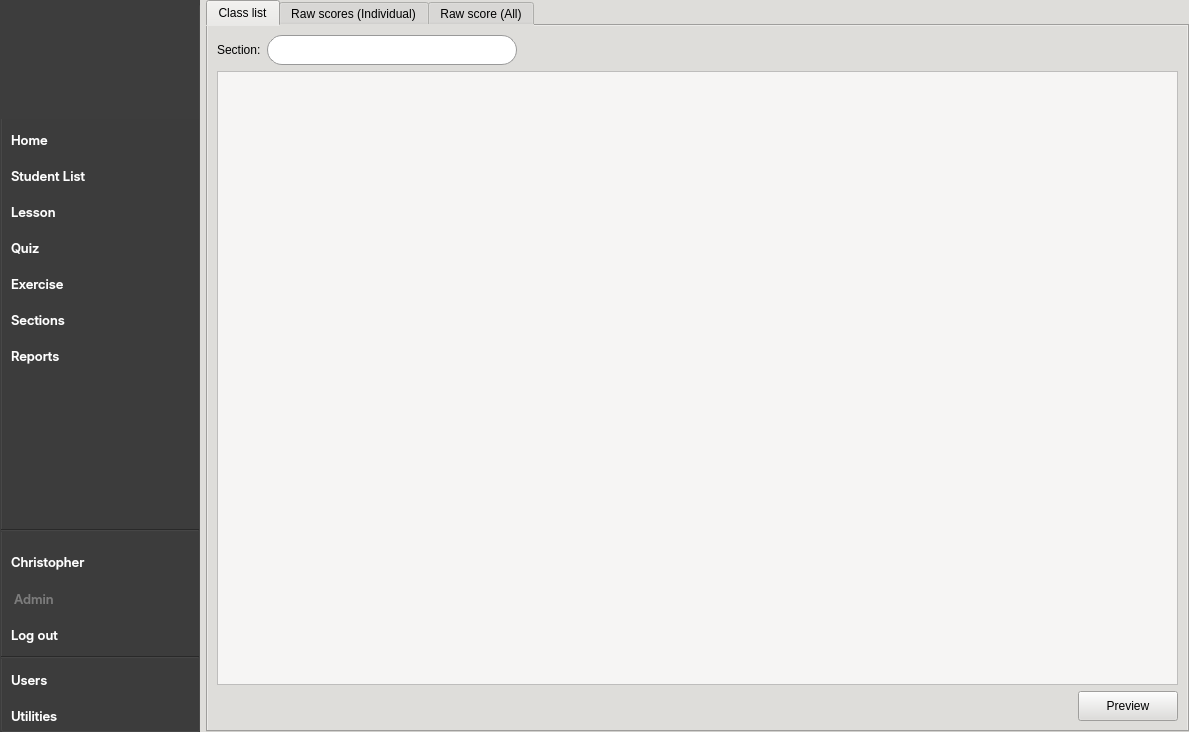
The window that CAI_PyQt/CAI_Admin/UI/FormHome.ui (CPG19040/CPG19040) describes before a commit, drawn with Qt 5.
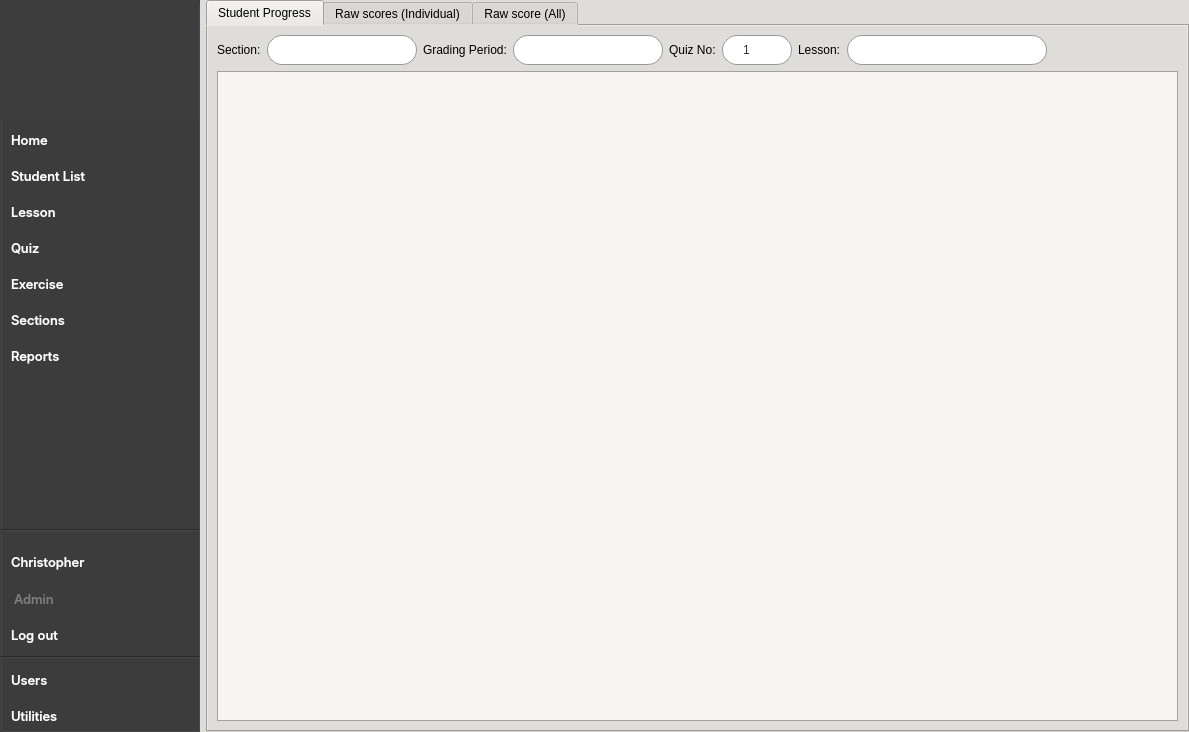
The same window after the commit. The open tabs and pages were chosen to show the change. Icons and pictures are not drawn.

The edit to the form file:
```diff
--- a/CAI_PyQt/CAI_Admin/UI/FormHome.ui
+++ b/CAI_PyQt/CAI_Admin/UI/FormHome.ui
@@ -5940,12 +5940,106 @@
            <number>0</number>
           </property>
           <widget class="QWidget" name="tab_1">
+           <property name="styleSheet">
+            <string notr="true">QTableView {
+    border: 1px solid rgb(161, 161, 161);
+    gridline-color: #f0f0f0;
+    background-color: white;
+    selection-background-color: rgba(38, 162, 105, 0.2);
+    selection-color: black;
+    outline: none;
+}
+
+/* Remove the row numbers (Vertical Header) */
+QHeaderView:vertical {
+    width: 0px;
+}
+
+QHeaderView::section:vertical {
+    width: 0px;
+    border: none;
+}
+
+/* Style the top horizontal header */
+QHeaderView::section:horizontal {
+    background-color: rgb(246, 245, 244);  
+    color: black;
+    padding: 6px;
+    font-weight: bold;
+}
+
+/* Custom Scrollbars */
+QScrollBar:vertical {
+    border: none;
+    background: #f8f8f8;
+    width: 10px;
+}
+
+QScrollBar::handle:vertical {
+    background: rgb(38, 162, 105);
+    min-height: 30px;
+    border-radius: 3px; 
+    margin: 2px;
+}
+
+QScrollBar:horizontal {
+    border: none;
+    background: #f8f8f8;
+    height: 10px;
+}
+
+QScrollBar::handle:horizontal {
+    background: rgb(38, 162, 105);
+    min-width: 30px;
+    border-radius: 3px;
+    margin: 2px;
+}
+
+/* Remove scrollbar arrows */
+QScrollBar::add-line, QScrollBar::sub-line {
+    width: 0px; height: 0px;
+}
+
+*[class=&quot;button-normal&quot;] {
+	font: 10pt &quot;Inter&quot;;
+	background-color: #e7e7e7;
+	color: black;
+	border-radius: 15px;
+	border: 1px solid rgb(154, 153, 150);
+}
+
+*[class=&quot;button-normal&quot;]:hover {
+	background-color: white;
+}
+
+*[class=&quot;button-normal&quot;]:disabled {
+    background-color: #bdc3c7;
+    color: #7f8c8d;
+    border: 1px solid #95a5a6;
+}</string>
+           </property>
            <attribute name="title">
-            <string>Class list</string>
+            <string>Student Progress</string>
            </attribute>
            <layout class="QVBoxLayout" name="verticalLayout_7">
             <item>
+             <widget class="QWidget" name="widget_ReportsFilter" native="true">
+              <property name="layoutDirection">
+               <enum>Qt::LeftToRight</enum>
+              </property>
              <layout class="QHBoxLayout" name="horizontalLayout_9">
+               <property name="leftMargin">
+                <number>0</number>
+               </property>
+               <property name="topMargin">
+                <number>0</number>
+               </property>
+               <property name="rightMargin">
+                <number>0</number>
+               </property>
+               <property name="bottomMargin">
+                <number>0</number>
+               </property>
               <item>
                <widget class="QLabel" name="label_18">
                 <property name="maximumSize">
@@ -5963,7 +6057,121 @@
                <widget class="QComboBox" name="comboBox_ReportsSection">
                 <property name="minimumSize">
                  <size>
-                  <width>250</width>
+                   <width>150</width>
+                   <height>30</height>
+                  </size>
+                 </property>
+                 <property name="maximumSize">
+                  <size>
+                   <width>16777215</width>
+                   <height>30</height>
+                  </size>
+                 </property>
+                 <property name="styleSheet">
+                  <string notr="true"/>
+                 </property>
+                 <property name="class" stdset="0">
+                  <string>combobox-main</string>
+                 </property>
+                </widget>
+               </item>
+               <item>
+                <widget class="QLabel" name="label_45">
+                 <property name="maximumSize">
+                  <size>
+                   <width>16777215</width>
+                   <height>30</height>
+                  </size>
+                 </property>
+                 <property name="text">
+                  <string>Grading Period:</string>
+                 </property>
+                </widget>
+               </item>
+               <item>
+                <widget class="QComboBox" name="comboBox_ReportsGradingPeriod">
+                 <property name="minimumSize">
+                  <size>
+                   <width>150</width>
+                   <height>30</height>
+                  </size>
+                 </property>
+                 <property name="maximumSize">
+                  <size>
+                   <width>16777215</width>
+                   <height>30</height>
+                  </size>
+                 </property>
+                 <property name="styleSheet">
+                  <string notr="true"/>
+                 </property>
+                 <property name="class" stdset="0">
+                  <string>combobox-main</string>
+                 </property>
+                </widget>
+               </item>
+               <item>
+                <widget class="QLabel" name="label_46">
+                 <property name="maximumSize">
+                  <size>
+                   <width>16777215</width>
+                   <height>30</height>
+                  </size>
+                 </property>
+                 <property name="text">
+                  <string>Quiz No:</string>
+                 </property>
+                </widget>
+               </item>
+               <item>
+                <widget class="QSpinBox" name="spin_quiz_no">
+                 <property name="minimumSize">
+                  <size>
+                   <width>70</width>
+                   <height>30</height>
+                  </size>
+                 </property>
+                 <property name="maximumSize">
+                  <size>
+                   <width>70</width>
+                   <height>30</height>
+                  </size>
+                 </property>
+                 <property name="styleSheet">
+                  <string notr="true"/>
+                 </property>
+                 <property name="alignment">
+                  <set>Qt::AlignCenter</set>
+                 </property>
+                 <property name="minimum">
+                  <number>1</number>
+                 </property>
+                 <property name="maximum">
+                  <number>999</number>
+                 </property>
+                 <property name="value">
+                  <number>1</number>
+                 </property>
+                </widget>
+               </item>
+               <item>
+                <widget class="QLabel" name="label_49">
+                 <property name="maximumSize">
+                  <size>
+                   <width>16777215</width>
+                   <height>30</height>
+                  </size>
+                 </property>
+                 <property name="text">
+                  <string>Lesson:</string>
+                 </property>
+                </widget>
+               </item>
+               <item>
+                <widget class="QComboBox" name="comboBox_ReportsLesson">
+                 <property name="minimumSize">
+                  <size>
+                   <width>200</width>
                   <height>30</height>
                  </size>
                 </property>
@@ -5995,9 +6203,10 @@
                </spacer>
               </item>
              </layout>
+             </widget>
             </item>
             <item>
-             <widget class="QTableWidget" name="tableWidget">
+             <widget class="QTableView" name="table_quizcompletionstat">
               <property name="styleSheet">
                <string notr="true">background-color: rgb(246, 245, 244);</string>
               </property>
@@ -6006,48 +6215,6 @@
               </property>
              </widget>
             </item>
-            <item>
-             <layout class="QHBoxLayout" name="horizontalLayout_10">
-              <item>
-               <spacer name="horizontalSpacer_7">
-                <property name="orientation">
-                 <enum>Qt::Horizontal</enum>
-                </property>
-                <property name="sizeHint" stdset="0">
-                 <size>
-                  <width>40</width>
-                  <height>20</height>
-                 </size>
-                </property>
-               </spacer>
-              </item>
-              <item>
-               <widget class="QPushButton" name="btnPreview">
-                <property name="minimumSize">
-                 <size>
-                  <width>100</width>
-                  <height>30</height>
-                 </size>
-                </property>
-                <property name="maximumSize">
-                 <size>
-                  <width>16777215</width>
-                  <height>30</height>
-                 </size>
-                </property>
-                <property name="cursor">
-                 <cursorShape>PointingHandCursor</cursorShape>
-                </property>
-                <property name="text">
-                 <string>Preview</string>
-                </property>
-                <property name="class" stdset="0">
-                 <string>button-normal</string>
-                </property>
-               </widget>
-              </item>
-             </layout>
-            </item>
            </layout>
           </widget>
           <widget class="QWidget" name="tab_2">
```
Left out of the diff: 6 changed lines with no effect on the pictures. Lines whose indentation alone changed are shown as unchanged.
